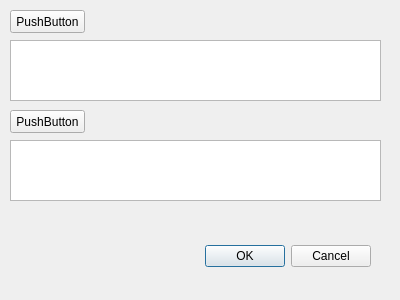
Qt form Python/PythonApplication1/PythonApplication1/Test.ui (jsee2020/Visual_Studio) before a commit.
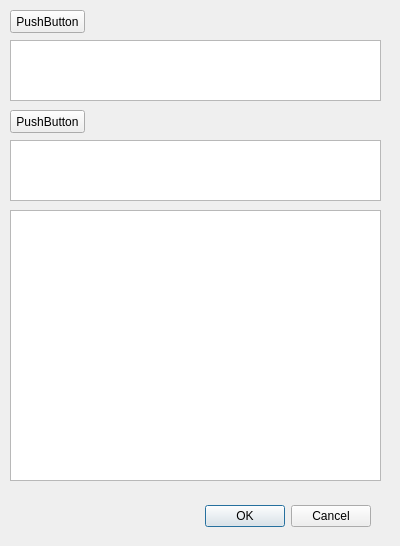
The same form after that commit.

What changed in the file:
```diff
--- a/Python/PythonApplication1/PythonApplication1/Test.ui
+++ b/Python/PythonApplication1/PythonApplication1/Test.ui
@@ -7,7 +7,7 @@
     <x>0</x>
     <y>0</y>
     <width>400</width>
-    <height>300</height>
+    <height>546</height>
    </rect>
   </property>
   <property name="windowTitle">
@@ -17,7 +17,7 @@
    <property name="geometry">
     <rect>
      <x>30</x>
-     <y>240</y>
+     <y>500</y>
      <width>341</width>
      <height>32</height>
     </rect>
@@ -75,6 +75,16 @@
     </rect>
    </property>
   </widget>
+  <widget class="QTableView" name="tableView">
+   <property name="geometry">
+    <rect>
+     <x>10</x>
+     <y>210</y>
+     <width>371</width>
+     <height>271</height>
+    </rect>
+   </property>
+  </widget>
  </widget>
  <resources/>
  <connections>
```
